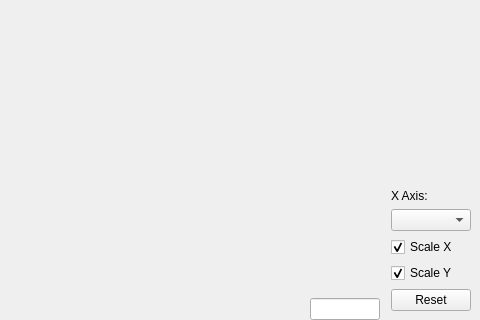
This is ui/two_d_chart.ui in powder-phun/quadrupole as Qt 5 draws it before an edit; both pictures show x 622 to 1102 and y 298 to 618 of the 1102 by 618 pixel window. The edited form follows.
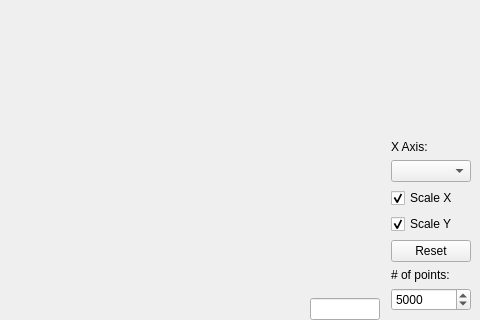
This is the edited form.

Commit message: Add point limit to 2d graph

What changed in the file:
```diff
--- a/ui/two_d_chart.ui
+++ b/ui/two_d_chart.ui
@@ -233,6 +233,29 @@
           </property>
          </widget>
         </item>
+        <item>
+         <widget class="QLabel" name="label_4">
+          <property name="text">
+           <string># of points:</string>
+          </property>
+         </widget>
+        </item>
+        <item>
+         <widget class="QSpinBox" name="pointsSpinBox">
+          <property name="minimum">
+           <number>1</number>
+          </property>
+          <property name="maximum">
+           <number>50000</number>
+          </property>
+          <property name="singleStep">
+           <number>100</number>
+          </property>
+          <property name="value">
+           <number>5000</number>
+          </property>
+         </widget>
+        </item>
        </layout>
       </item>
      </layout>
```
The commit also changes 5 other files.
